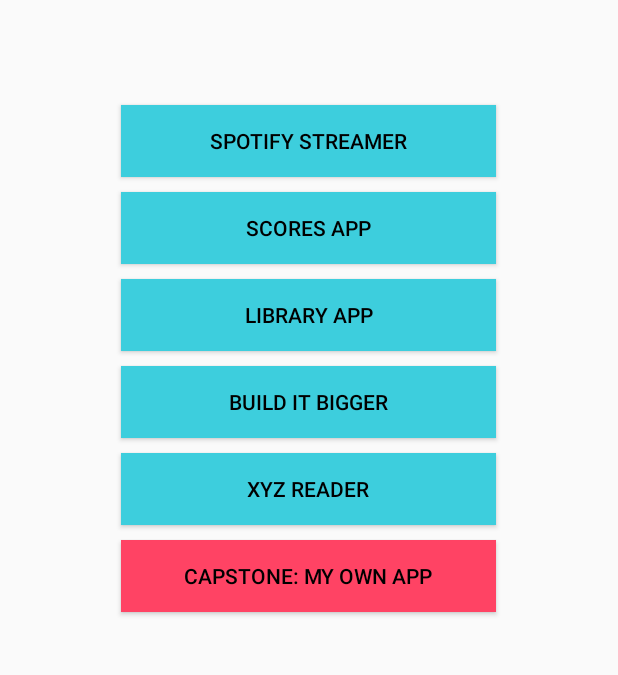
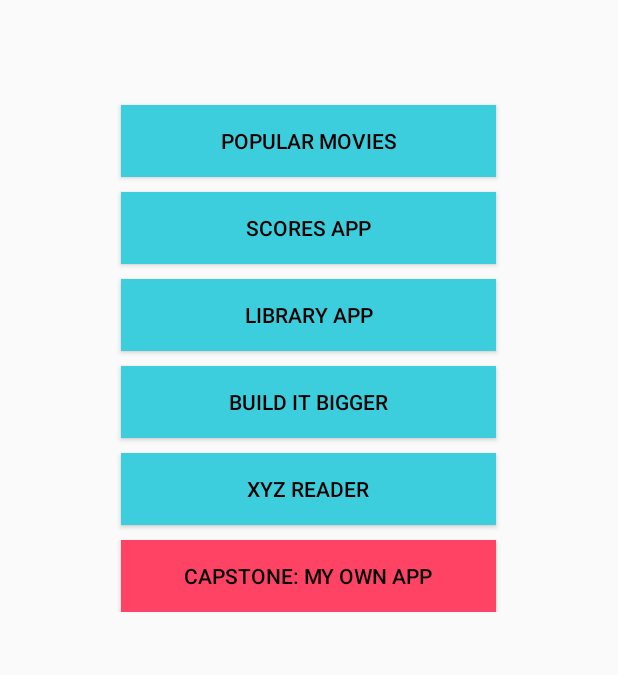
Before and after one commit to jaden210/nanodegree, an Android app: the screen it shows after launch (MainActivity), on a phone screen of 412 x 824 dp, the part 144-819 px from its top. Run offline under Robolectric (Android 15) with nearby library versions, the phone set to English and light mode, and no system bars.

```diff
--- a/app/build.gradle
+++ b/app/build.gradle
@@ -22,4 +22,8 @@ android {
 dependencies {
     compile fileTree(dir: 'libs', include: ['*.jar'])
     compile 'com.android.support:appcompat-v7:22.2.0'
+    compile 'com.squareup.picasso:picasso:2.5.2'
 }
+repositories {
+    mavenCentral()
+}
--- a/app/src/main/java/crappydayproductions/com/nanodegreeprogram/MainActivity.java
+++ b/app/src/main/java/crappydayproductions/com/nanodegreeprogram/MainActivity.java
@@ -1,5 +1,6 @@
 package crappydayproductions.com.nanodegreeprogram;
 
+import android.content.Intent;
 import android.support.v7.app.ActionBarActivity;
 import android.os.Bundle;
 import android.view.Menu;
@@ -45,4 +46,10 @@ public class MainActivity extends ActionBarActivity {
 
     }
 
+    public void movieScreen(View view) {
+
+        startActivity(new Intent(this, Movies.class));
+
+    }
+
 }
--- a/app/src/main/res/layout/activity_main.xml
+++ b/app/src/main/res/layout/activity_main.xml
@@ -15,6 +15,12 @@
         android:layout_centerHorizontal="true"
         android:layout_marginTop="39dp" />
 
+    <ScrollView
+        android:layout_width="fill_parent"
+        android:layout_height="fill_parent"
+        android:id="@+id/scrollView"
+        android:fillViewport="false">
+
         <LinearLayout
             android:orientation="vertical"
             android:layout_width="match_parent"
@@ -23,86 +29,90 @@
             <Button
                 android:layout_width="250dp"
                 android:layout_height="wrap_content"
-            android:text="Spotify Streamer"
-            android:id="@+id/spotify"
+                android:text="Popular Movies"
+                android:id="@+id/popMovies"
                 android:layout_below="@+id/textView"
                 android:layout_centerHorizontal="true"
                 android:layout_marginTop="150dp"
                 android:layout_gravity="center_horizontal"
-            android:background="#ff3dcedd"
-            android:shadowColor="#ff061930"
+                android:background="@color/b_color"
+                android:shadowColor="@color/button_shadow"
+                android:onClick="movieScreen"
+                android:textColor="@android:color/primary_text_light" />
+
+            <Button
+                android:layout_width="250dp"
+                android:layout_height="wrap_content"
+                android:text="@string/scores"
+                android:id="@+id/scores"
+                android:layout_below="@+id/textView"
+                android:layout_centerHorizontal="true"
+                android:layout_marginTop="10dp"
+                android:layout_gravity="center_horizontal"
+                android:background="@color/b_color"
+                android:shadowColor="@color/button_shadow"
                 android:onClick="defaultToast"
                 android:textColor="@android:color/primary_text_light" />
 
             <Button
                 android:layout_width="250dp"
                 android:layout_height="wrap_content"
-            android:text="Scores App"
-            android:id="@+id/scores"
+                android:text="@string/library"
+                android:id="@+id/library"
                 android:layout_below="@+id/textView"
                 android:layout_centerHorizontal="true"
                 android:layout_marginTop="10dp"
                 android:layout_gravity="center_horizontal"
-            android:background="#ff3dcedd"
-            android:shadowColor="#ff061930"
+                android:background="@color/b_color"
+                android:shadowColor="@color/button_shadow"
                 android:onClick="defaultToast"
                 android:textColor="@android:color/primary_text_light" />
 
             <Button
                 android:layout_width="250dp"
                 android:layout_height="wrap_content"
-            android:text="Library App"
-            android:id="@+id/library"
+                android:text="@string/build"
+                android:id="@+id/build_it"
                 android:layout_below="@+id/textView"
                 android:layout_centerHorizontal="true"
                 android:layout_marginTop="10dp"
                 android:layout_gravity="center_horizontal"
-            android:background="#ff3dcedd"
-            android:shadowColor="#ff061930"
+                android:background="@color/b_color"
+                android:shadowColor="@color/button_shadow"
                 android:onClick="defaultToast"
                 android:textColor="@android:color/primary_text_light" />
 
             <Button
                 android:layout_width="250dp"
                 android:layout_height="wrap_content"
-            android:text="Build It Bigger"
-            android:id="@+id/build_it"
+                android:text="@string/xyz"
+                android:id="@+id/xyz"
                 android:layout_below="@+id/textView"
                 android:layout_centerHorizontal="true"
                 android:layout_marginTop="10dp"
                 android:layout_gravity="center_horizontal"
-            android:background="#ff3dcedd"
-            android:shadowColor="#ff061930"
+                android:background="@color/b_color"
+                android:shadowColor="@color/button_shadow"
                 android:onClick="defaultToast"
                 android:textColor="@android:color/primary_text_light" />
 
             <Button
                 android:layout_width="250dp"
                 android:layout_height="wrap_content"
-            android:text="XYZ Reader"
-            android:id="@+id/xyz"
-            android:layout_below="@+id/textView"
-            android:layout_centerHorizontal="true"
-            android:layout_marginTop="10dp"
-            android:layout_gravity="center_horizontal"
-            android:background="#ff3dcedd"
-            android:shadowColor="#ff061930"
-            android:onClick="defaultToast"
-            android:textColor="@android:color/primary_text_light" />
-
-        <Button
-            android:layout_width="250dp"
-            android:layout_height="wrap_content"
-            android:text="Capstone: My Own App"
+                android:text="@string/capstone"
                 android:id="@+id/capstone"
                 android:layout_below="@+id/textView"
                 android:layout_centerHorizontal="true"
                 android:layout_marginTop="10dp"
                 android:layout_gravity="center_horizontal"
-            android:background="#ffff4364"
-            android:shadowColor="#ff061930"
+                android:background="@color/b_action_color"
+                android:shadowColor="@color/button_shadow"
                 android:onClick="defaultToast"
                 android:textColor="@android:color/primary_text_light" />
+
+
         </LinearLayout>
+    </ScrollView>
+
 
 </RelativeLayout>
--- /dev/null
+++ b/app/src/main/res/values/colors.xml
@@ -0,0 +1,9 @@
+<?xml version="1.0" encoding="utf-8"?>
+<resources>
+    <item name="button_shadow" type="color">#ff061930</item>
+    <item name="b_color" type="color">#ff3dcedd</item>
+    <item name="b_action_color" type="color">#ffff4364</item>
+
+
+
+</resources>
--- a/app/src/main/res/values/strings.xml
+++ b/app/src/main/res/values/strings.xml
@@ -1,6 +1,13 @@
 <resources>
     <string name="app_name">Nanodegree Program</string>
 
+    <string name="streamer">Spotify App</string>
+    <string name="scores">Scores App</string>
+    <string name="library">Library App</string>
+    <string name="build">Build It Bigger</string>
+    <string name="xyz">XYZ Reader</string>
+    <string name="capstone">Capstone: My Own App</string>
+    <string name="action_settings">Settings</string>
+    <string name="title_activity_movies">Movies</string>
     <string name="hello_world">Hello world!</string>
-    <string name="action_settings">Settings</string>
 </resources>
--- a/app/src/main/res/values/styles.xml
+++ b/app/src/main/res/values/styles.xml
@@ -8,4 +8,17 @@
         <item name="android:windowContentOverlay">@null</item>
     </style>
 
+    <style name="button" parent="android:Widget.Button">
+        <item name="android:layout_width">250dp</item>
+        <item name="android:layout_height">wrap_content</item>
+        <item name="android:text">@string/build</item>
+        <item name="android:layout_below">@+id/textView</item>
+        <item name="android:layout_centerHorizontal">true</item>
+        <item name="android:layout_marginTop">10dp</item>
+        <item name="android:layout_gravity">center_horizontal</item>
+        <item name="android:background">@color/b_color</item>
+        <item name="android:shadowColor">@color/button_shadow</item>
+        <item name="android:textColor">@android:color/primary_text_light</item>
+    </style>
+
 </resources>
```
Also changed, not shown: 1 other file. Lines whose indentation alone changed are shown as unchanged.
